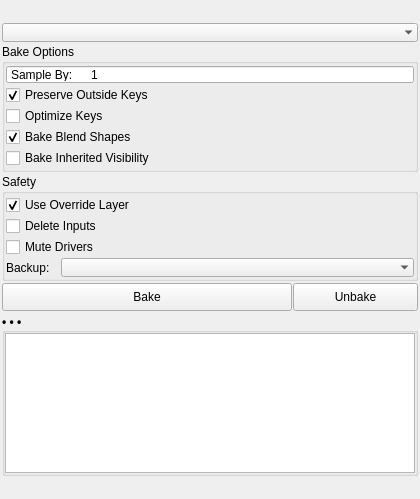
This is mayatk/anim_utils/smart_bake/smart_bake.ui in m3trik/mayatk as Qt 5 draws it before an edit. The edited form follows.
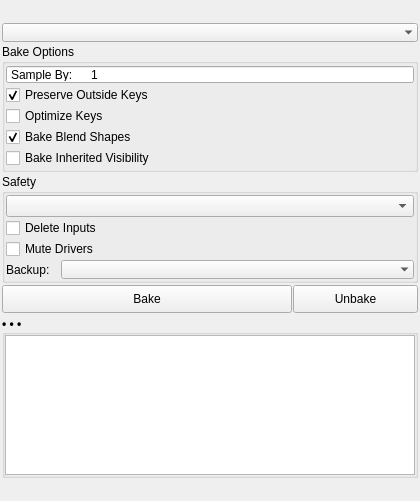
This is the edited form. Custom widgets are drawn as their Qt base class.

The edit to the form file:
```diff
--- a/mayatk/anim_utils/smart_bake/smart_bake.ui
+++ b/mayatk/anim_utils/smart_bake/smart_bake.ui
@@ -209,18 +209,10 @@
         <number>1</number>
        </property>
        <item>
-        <widget class="QCheckBox" name="chk_override_layer">
+        <widget class="ComboBox" name="cmb_bake_layer">
          <property name="toolTip">
-          <string>Bake to a new override animation layer instead of the base layer (nondestructive).
-Original drivers remain connected but are overridden by the baked layer.
-Unchecked bakes to the base layer, converting SDK curves and disconnecting
-drivers — still recoverable via Unbake, unless Delete Inputs is also checked.</string>
-         </property>
-         <property name="text">
-          <string>Use Override Layer</string>
-         </property>
-         <property name="checked">
-          <bool>true</bool>
+          <string>Override Layer: bake to a new override animation layer, leaving the base layer and drivers intact — nondestructive.
+Base Layer: bake into the base layer, converting SDK curves and disconnecting drivers — recoverable via Unbake, unless Delete Inputs is also set.</string>
          </property>
         </widget>
        </item>
```
